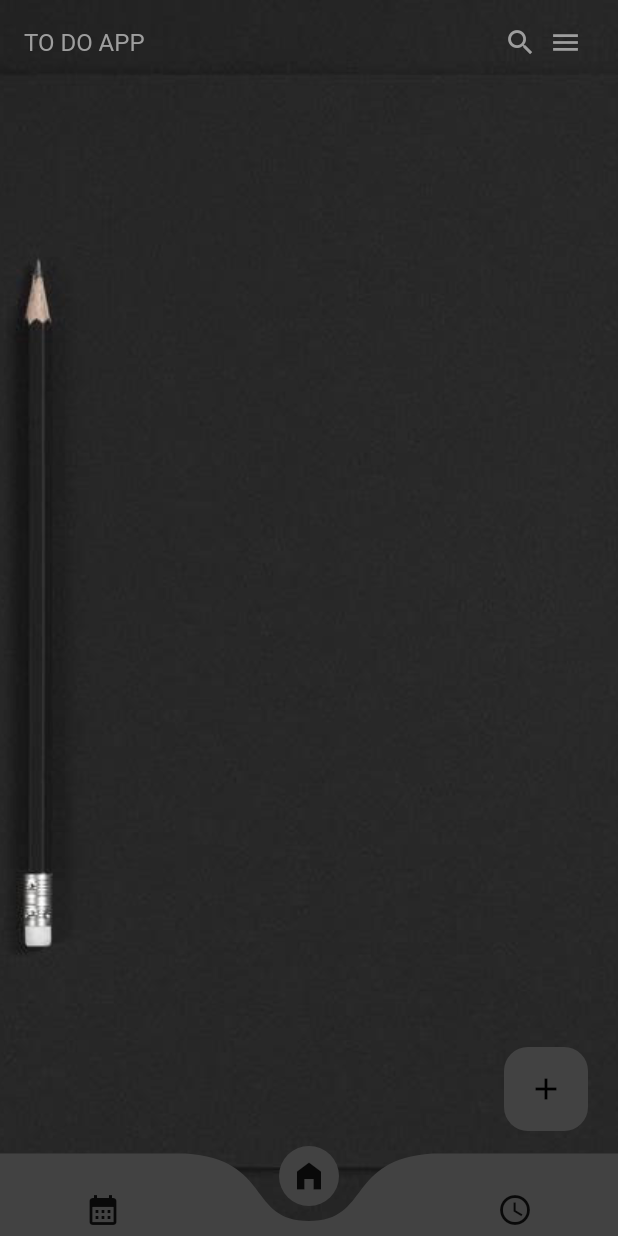
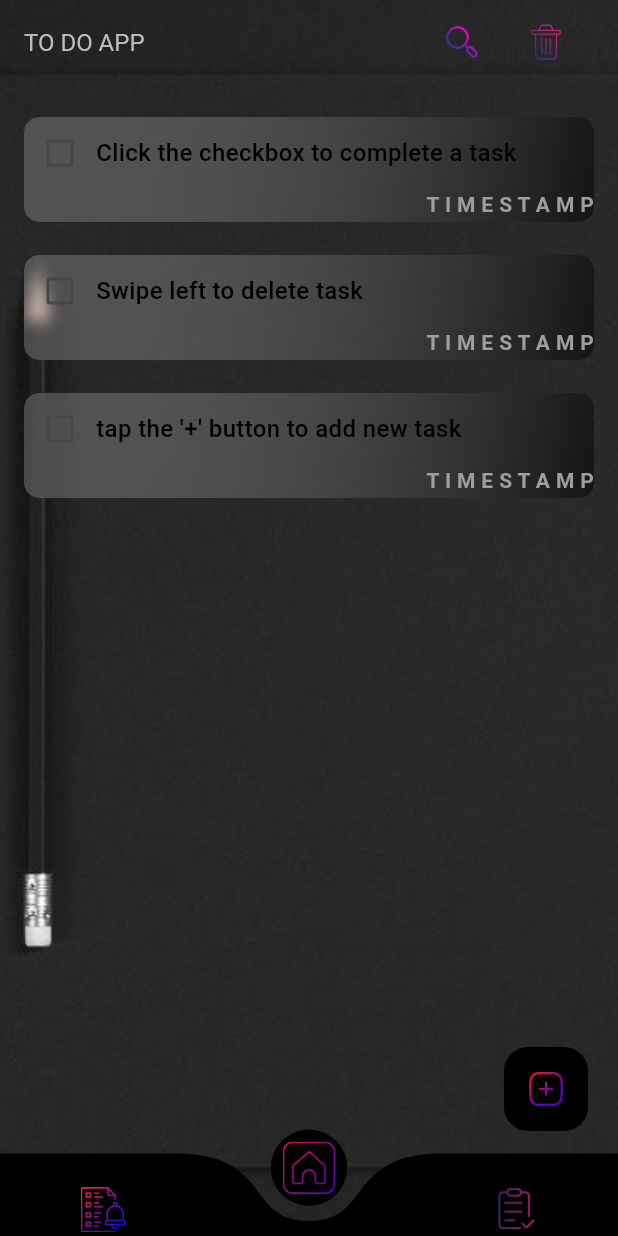
Before and after one commit to Jessedancr/Flutter, a Flutter app: the screen it shows after launch, on a phone screen of 412 x 824 dp. Run offline on Flutter 3.47's test engine with Material 3 defaults, Android fonts, the phone set to English and light mode, and no system bars; drawn by our look-alikes of curved_navigation_bar, flutter_slidable; our stand-ins replace anim_search_bar, google_fonts, google_nav_bar, hive_flutter, math_expressions; accounts and stored records are empty.

Commit message:
Added hive storage and changed the icons

```diff
--- /dev/null
+++ b/to_do_app/lib/data/database.dart
@@ -0,0 +1,27 @@
+import 'package:hive_flutter/hive_flutter.dart';
+
+class ToDoDataBase {
+  List toDoItems = [];
+
+  // Referencing our box
+  final _myBox = Hive.box('myBox');
+
+  // Run this method if this is the first time ever opening the app
+  void initialData() {
+    toDoItems = [
+      ["Click the checkbox to complete a task", false],
+      ['Swipe left to delete task', false],
+      ['tap the \'+\' button to add new task', false],
+    ];
+  }
+
+  // Function to laad data from the database
+  void loadData() {
+    toDoItems = _myBox.get("ToDoItem");
+  }
+
+  // Function to update the databse
+  void updateData() {
+    _myBox.put("ToDoItem", toDoItems);
+  }
+}
--- a/to_do_app/lib/home_page.dart
+++ b/to_do_app/lib/home_page.dart
@@ -30,6 +30,9 @@ class HomePageState extends State<HomePage> {
     });
   }
 
+  // Creating intance of NewTaskState to call the deleteAll function
+  NewTaskState newTask = NewTaskState();
+
   @override
   Widget build(BuildContext context) {
     return Scaffold(
@@ -45,23 +48,21 @@ class HomePageState extends State<HomePage> {
             Text(
               'TO DO APP',
               style: TextStyle(
-                color: Colors.grey,
+                color: Colors.grey[400],
                 fontSize: 16.0,
               ),
             ),
             Row(
               children: [
-                Icon(
-                  Icons.search,
-                  color: Colors.grey,
-                  size: 22.0,
+                IconButton(
+                  onPressed: () {},
+                  icon: Image.asset('images/search.png', height: 24),
                 ),
                 Padding(
                   padding: const EdgeInsets.all(8.0),
-                  child: Icon(
-                    Icons.menu,
-                    color: Colors.grey,
-                    size: 22.0,
+                  child: IconButton(
+                    onPressed: newTask.deleteAll,
+                    icon: Image.asset('images/delete.png', height: 24),
                   ),
                 ),
               ],
@@ -71,15 +72,15 @@ class HomePageState extends State<HomePage> {
       ),
       bottomNavigationBar: CurvedNavigationBar(
         backgroundColor: Colors.transparent,
-        color: Colors.grey.shade800,
+        color: Colors.black,
         animationDuration: Duration(milliseconds: 350),
         height: 55,
         index: selectedIndex,
         onTap: navigateBottomBar,
         items: [
-          Icon(Icons.calendar_month),
-          Icon(Icons.home_filled),
-          Icon(Icons.access_time),
+          Image.asset('images/scheduled_tasks.png', height: 30, width: 30),
+          Image.asset('images/home.png', height: 35, width: 35),
+          Image.asset('images/completed_tasks.png', height: 35, width: 35),
         ],
       ),
       body: screens[selectedIndex],
--- a/to_do_app/lib/main.dart
+++ b/to_do_app/lib/main.dart
@@ -1,18 +1,25 @@
 import 'package:flutter/material.dart';
+import 'package:hive_flutter/hive_flutter.dart';
 
 import 'home_page.dart';
 
-void main() {
-  runApp(const MyApp());
+void main() async {
+  // Initialize the hive
+  await Hive.initFlutter();
+
+  // Open a box
+  var box = await Hive.openBox('myBox');
+
+  // Running the app
+  runApp(MyApp());
 }
 
 class MyApp extends StatelessWidget {
-  const MyApp({super.key});
+  MyApp({super.key});
 
   @override
   Widget build(BuildContext context) {
     return MaterialApp(
-      //theme: ThemeData(primarySwatch: Colors.deepPurple),
       debugShowCheckedModeBanner: false,
       home: HomePage(),
     );
--- a/to_do_app/lib/reusables/my_floating_action_button.dart
+++ b/to_do_app/lib/reusables/my_floating_action_button.dart
@@ -8,12 +8,12 @@ class MyFloatingActionButton extends StatelessWidget {
   Widget build(BuildContext context) {
     return FloatingActionButton(
       onPressed: onTap,
-      child: Icon(
-        Icons.add,
-        color: Colors.black,
+      elevation: 0.0,
+      backgroundColor: Colors.black,
+      child: Image.asset(
+        'images/add.png',
+        height: 24,
       ),
-      elevation: 0.0,
-      backgroundColor: Colors.grey[800],
     );
   }
 }
--- a/to_do_app/lib/reusables/to_do_tile.dart
+++ b/to_do_app/lib/reusables/to_do_tile.dart
@@ -38,7 +38,7 @@ class ToDoTile extends StatelessWidget {
           borderRadius: BorderRadius.circular(10.0),
           child: Container(
             color: Colors.transparent,
-            height: 35,
+            height: 70,
             child: Stack(
               children: [
                 // Blur effect
@@ -56,8 +56,8 @@ class ToDoTile extends StatelessWidget {
                     borderRadius: BorderRadius.circular(10.0),
                     gradient: LinearGradient(
                       colors: [
-                        Colors.white.withOpacity(0.25),
-                        Colors.black.withOpacity(0.75),
+                        Colors.white.withOpacity(0.2),
+                        Colors.black.withOpacity(0.5)
                       ],
                       begin: Alignment.topLeft,
                       end: Alignment.bottomRight,
@@ -66,6 +66,9 @@ class ToDoTile extends StatelessWidget {
                 ),
 
                 // Child
+                Column(
+                  crossAxisAlignment: CrossAxisAlignment.end,
+                  children: [
                     Row(
                       children: [
                         // Check box
@@ -78,11 +81,23 @@ class ToDoTile extends StatelessWidget {
                         Text(
                           taskName,
                           style: TextStyle(
+                            fontWeight: FontWeight.w500,
+                            fontSize: 16,
+                            color: Colors.black,
                             decoration: taskDone
                                 ? TextDecoration.lineThrough
                                 : TextDecoration.none,
                           ),
                         ),
+                      ],
+                    ),
+                    Text(
+                      'T I M E S T A M P',
+                      style: TextStyle(
+                        fontWeight: FontWeight.bold,
+                        color: Colors.grey,
+                      ),
+                    )
                   ],
                 ),
               ],
--- a/to_do_app/lib/screens/completed_tasks.dart
+++ b/to_do_app/lib/screens/completed_tasks.dart
@@ -19,6 +19,7 @@ class CompletedTasks extends StatelessWidget {
             style: TextStyle(
               fontSize: 20.0,
               fontWeight: FontWeight.bold,
+              color: Colors.black
             ),
           ),
         ),
--- a/to_do_app/lib/screens/new_task.dart
+++ b/to_do_app/lib/screens/new_task.dart
@@ -1,4 +1,6 @@
 import 'package:flutter/material.dart';
+import 'package:hive_flutter/hive_flutter.dart';
+import 'package:to_do_app/data/database.dart';
 
 import 'package:to_do_app/reusables/to_do_tile.dart';
 
@@ -10,42 +12,66 @@ class NewTask extends StatefulWidget {
   const NewTask({super.key});
 
   @override
-  State<NewTask> createState() => _NewTaskState();
+  State<NewTask> createState() => NewTaskState();
 }
 
-class _NewTaskState extends State<NewTask> {
+class NewTaskState extends State<NewTask> {
+  final _myBox = Hive.box('myBox');
   final _controller = TextEditingController();
-  // LIST OF TO DO ITEMS
-  final List toDoItems = [];
+
+  // Instantiation of DB class
+  ToDoDataBase db = ToDoDataBase();
+
+  // INIT STATE METHOD
+  @override
+  void initState() {
+    super.initState();
+    // If this is the first tine opening the app
+    if (_myBox.get("ToDoItem") == null) {
+      db.initialData();
+    } else {
+      db.loadData(); // There's already data in the DB
+    }
+  }
 
   // FUNCTION TO CHECK THE CHECKBOX
   void checkBoxChanged(bool value, int index) {
     setState(() {
-      toDoItems[index][1] = !toDoItems[index][1];
+      db.toDoItems[index][1] = !db.toDoItems[index][1];
     });
+    db.updateData();
   }
 
   // FUNCTION TO SAVE NEW TASK
   void saveNewTask() {
     setState(() {
-      toDoItems.add([_controller.text, false]);
+      db.toDoItems.add([_controller.text, false]);
       Navigator.of(context).pop();
       _controller.clear();
     });
+    db.updateData();
   }
 
   // FUNCTION TO DELETE TASK
   void deleteTask(index) {
     setState(() {
-      toDoItems.removeAt(index);
+      db.toDoItems.removeAt(index);
     });
+    db.updateData();
+  }
+
+  // METHOD TO DELETE ALL TASKS
+  void deleteAll() {
+    setState(() {
+      db.toDoItems.clear();
+    });
+    db.updateData();
   }
 
   // FUNCTION TO ADD NEW TASK
   void createNewTask() {
     showModalBottomSheet(
         isScrollControlled: true,
-        isDismissible: false,
         backgroundColor: Colors.transparent,
         shape: RoundedRectangleBorder(
           borderRadius: BorderRadiusDirectional.only(
@@ -79,11 +105,11 @@ class _NewTaskState extends State<NewTask> {
       child: Stack(
         children: [
           ListView.builder(
-            itemCount: toDoItems.length,
+            itemCount: db.toDoItems.length,
             itemBuilder: (context, index) {
               return ToDoTile(
-                taskName: toDoItems[index][0],
-                taskDone: toDoItems[index][1],
+                taskName: db.toDoItems[index][0],
+                taskDone: db.toDoItems[index][1],
                 onChanged: (value) => checkBoxChanged(value!, index),
                 deleteTask: (context) => deleteTask(index),
               );
--- a/to_do_app/lib/screens/scheduled_tasks.dart
+++ b/to_do_app/lib/screens/scheduled_tasks.dart
@@ -19,6 +19,7 @@ class ScheduledTasks extends StatelessWidget {
             style: TextStyle(
               fontSize: 20.0,
               fontWeight: FontWeight.bold,
+              color: Colors.black,
             ),
           ),
         ),
```
Also changed, not shown: to_do_app/lib/my_bottom_sheet.dart (+14 -8 lines), to_do_app/lib/reusables/bottom_sheet_button.dart (+6 -3 lines), to_do_app/pubspec.yaml (+6 -2 lines), to_do_app/images/add.png (added), to_do_app/images/completed_tasks.png (added), to_do_app/images/delete.png (added), to_do_app/images/home.png (added), to_do_app/images/home_2.png (added), to_do_app/images/scheduled_tasks.png (added), to_do_app/images/search.png (added), to_do_app/pubspec.lock, 1 other file. Lines whose indentation alone changed are shown as unchanged.
